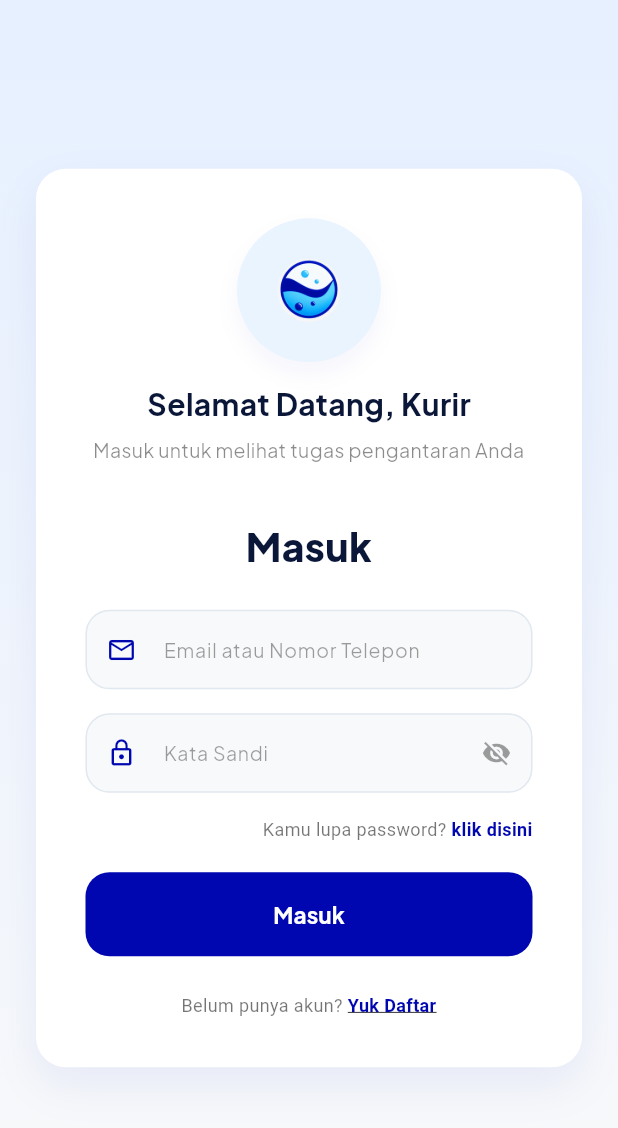
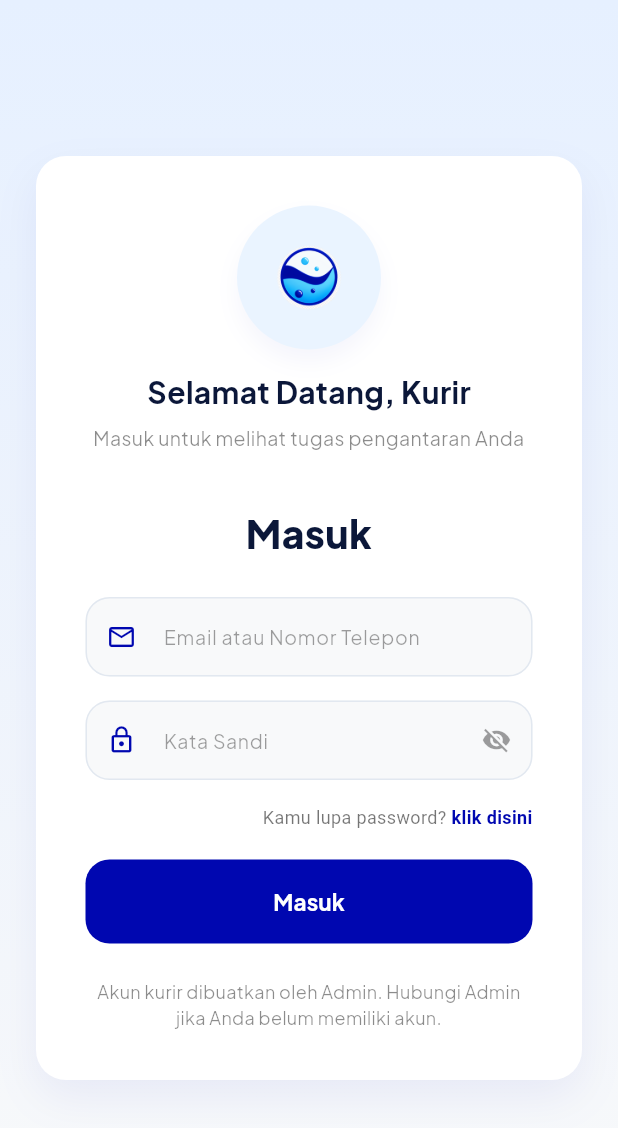
Before and after one commit to bntngridp/courier-myLaundry, a Flutter app: the screen it shows after launch, on a phone screen of 412 x 824 dp. Shown: the top 1128 px of the screen. Run offline on Flutter 3.47's test engine with Material 3 defaults, Android fonts, the phone set to English and light mode, and no system bars; our stand-ins replace google_fonts, google_maps_flutter, google_sign_in, shared_preferences.

Commit message:
feat(auth): remove courier registration link and display admin creation notice

```diff
--- a/lib/ui/features/auth/views/login_view.dart
+++ b/lib/ui/features/auth/views/login_view.dart
@@ -349,29 +349,11 @@ class _LoginViewState extends State<LoginView> {
                       ),
                       const SizedBox(height: 24),
 
-                      // Register link
-                      GestureDetector(
-                        onTap: () {
-                          Navigator.push(
-                            context,
-                            MaterialPageRoute(builder: (context) => const RegisterView()),
-                          );
-                        },
-                        child: Text.rich(
-                          TextSpan(
-                            text: viewModel.translate('Belum punya akun? '),
-                            style: const TextStyle(fontSize: 12, color: Colors.black54),
-                            children: [
-                              TextSpan(
-                                text: viewModel.translate('Yuk Daftar'),
-                                style: const TextStyle(
-                                  color: Color(0xFF0007B0),
-                                  fontWeight: FontWeight.bold,
-                                  decoration: TextDecoration.underline,
-                                ),
-                              ),
-                            ],
-                          ),
+                      // Admin Account Info Notice
+                      Center(
+                        child: Text(
+                          viewModel.translate('Akun kurir dibuatkan oleh Admin. Hubungi Admin jika Anda belum memiliki akun.'),
+                          style: const TextStyle(fontSize: 12, color: Colors.black45, height: 1.4),
                           textAlign: TextAlign.center,
                         ),
                       ),
```
